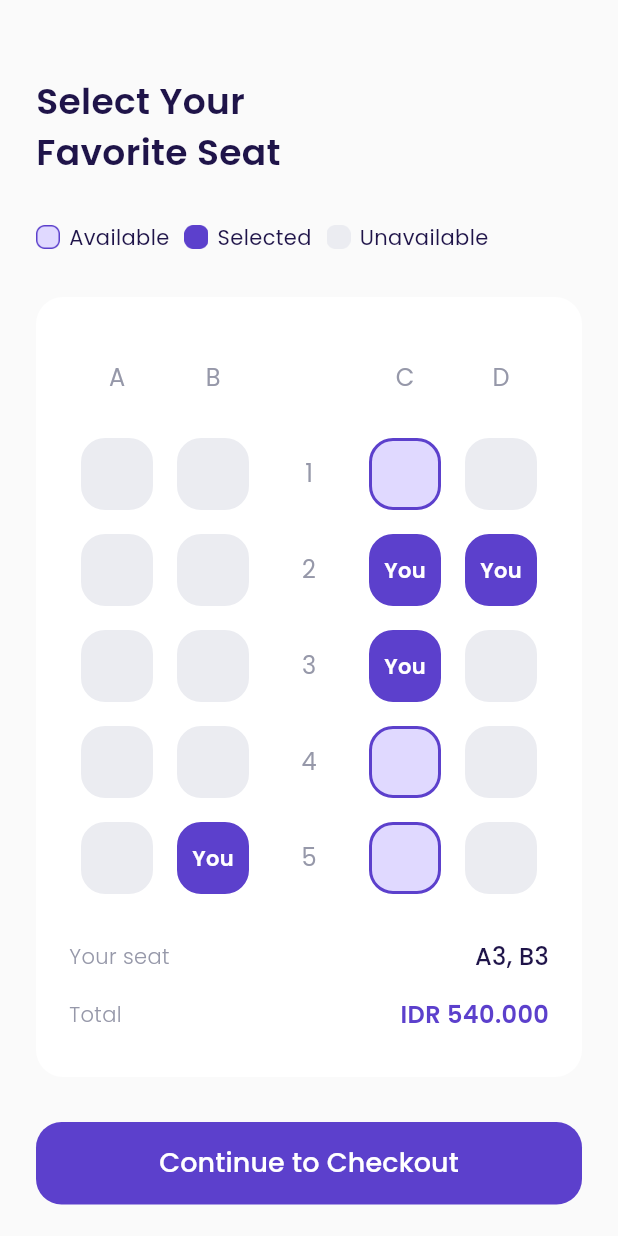
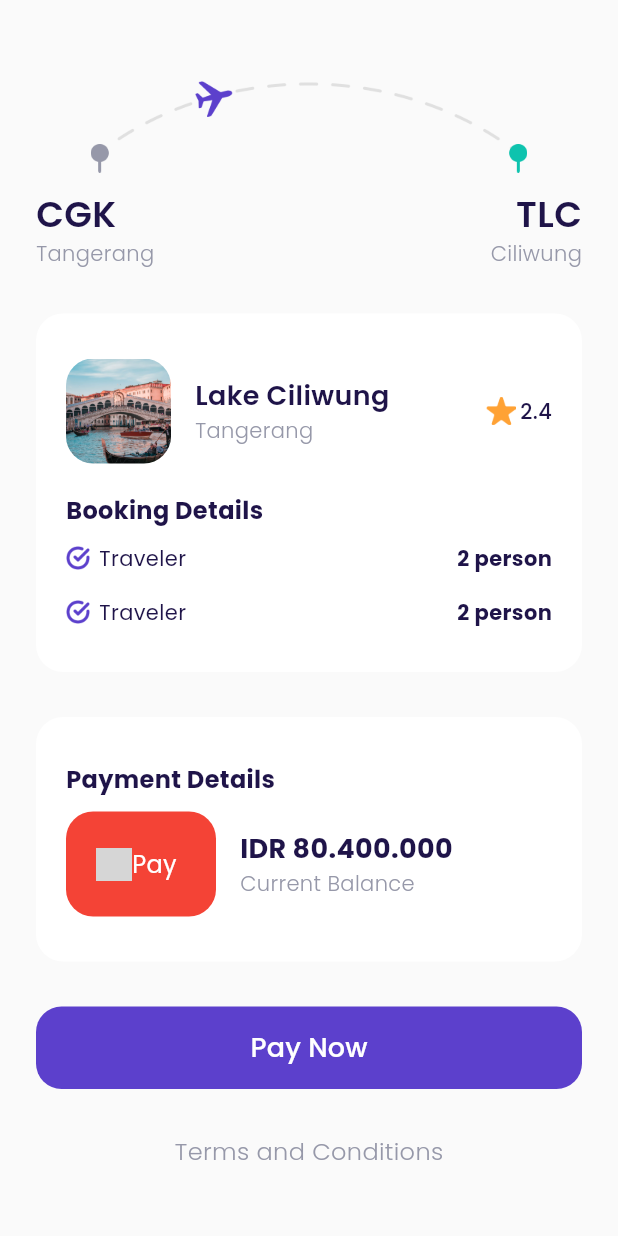
Before and after one commit to ahmadkabi/Airplane, a Flutter app: the ChooseSeatPage screen opened directly, after a tap on "Continue to Checkout", on a phone screen of 412 x 824 dp. Run offline on Flutter 3.47's test engine with Material 3 defaults, Android fonts, the phone set to English and light mode, and no system bars; our stand-ins replace google_fonts; grey boxes are pictures that could not be loaded.

Commit message:
UI Slicing : Checkout Page

```diff
--- /dev/null
+++ b/lib/ui/pages/checkout_page.dart
@@ -0,0 +1,347 @@
+import 'package:airplane/shared/theme.dart';
+import 'package:flutter/cupertino.dart';
+import 'package:flutter/material.dart';
+import 'package:flutter/widgets.dart';
+
+import '../widgets/custom_button.dart';
+import 'choose_seat_page.dart';
+
+class CheckoutPage extends StatelessWidget {
+  const CheckoutPage({super.key});
+
+  @override
+  Widget build(BuildContext context) {
+    Widget route() {
+      return Container(
+        margin: EdgeInsets.only(top: 50),
+        child: Column(
+          children: [
+            Container(
+              height: 65,
+              width: 291,
+              margin: EdgeInsets.only(bottom: 10),
+              decoration: BoxDecoration(
+                image: DecorationImage(
+                  image: AssetImage('assets/image_checkout.png'),
+                ),
+              ),
+            ),
+            Row(
+              mainAxisAlignment: MainAxisAlignment.spaceBetween,
+              children: [
+                Column(
+                  crossAxisAlignment: CrossAxisAlignment.start,
+                  children: [
+                    Text(
+                      'CGK',
+                      style: blackTextStyle.copyWith(
+                        fontSize: 24,
+                        fontWeight: semiBold,
+                      ),
+                    ),
+                    Text(
+                      'Tangerang',
+                      style: greyTextStyle.copyWith(
+                        fontWeight: light,
+                      ),
+                    )
+                  ],
+                ),
+                Column(
+                  crossAxisAlignment: CrossAxisAlignment.end,
+                  children: [
+                    Text(
+                      'TLC',
+                      style: blackTextStyle.copyWith(
+                        fontSize: 24,
+                        fontWeight: semiBold,
+                      ),
+                    ),
+                    Text(
+                      'Ciliwung',
+                      style: greyTextStyle.copyWith(
+                        fontWeight: light,
+                      ),
+                    )
+                  ],
+                )
+              ],
+            )
+          ],
+        ),
+      );
+    }
+
+    Widget bookingDetails() {
+      return Container(
+        margin: EdgeInsets.only(
+          top: 30,
+        ),
+        padding: EdgeInsets.symmetric(
+          vertical: 30,
+          horizontal: 20,
+        ),
+        decoration: BoxDecoration(
+          borderRadius: BorderRadius.circular(18),
+          color: kWhiteColor,
+        ),
+        child: Column(
+          crossAxisAlignment: CrossAxisAlignment.start,
+          children: [
+            Row(
+              children: [
+                Container(
+                  height: 70,
+                  width: 70,
+                  decoration: BoxDecoration(
+                    borderRadius: BorderRadius.circular(18),
+                    image: DecorationImage(
+                      fit: BoxFit.cover,
+                      image: AssetImage('assets/image_destination1.png'),
+                    ),
+                  ),
+                ),
+                SizedBox(
+                  width: 16,
+                ),
+                Expanded(
+                  child: Column(
+                    crossAxisAlignment: CrossAxisAlignment.start,
+                    children: [
+                      Text(
+                        'Lake Ciliwung',
+                        style: blackTextStyle.copyWith(
+                            fontSize: 18, fontWeight: semiBold),
+                      ),
+                      Text(
+                        'Tangerang',
+                        style: greyTextStyle.copyWith(fontWeight: light),
+                      )
+                    ],
+                  ),
+                ),
+                Container(
+                  width: 20,
+                  height: 20,
+                  decoration: const BoxDecoration(
+                    image: DecorationImage(
+                      image: AssetImage('assets/icon_star.png'),
+                    ),
+                  ),
+                ),
+                const SizedBox(width: 3),
+                Text(
+                  '2.4',
+                  style: blackTextStyle.copyWith(
+                    fontWeight: medium,
+                  ),
+                ),
+              ],
+            ),
+            SizedBox(
+              height: 20,
+            ),
+            Text('Booking Details',
+                style: blackTextStyle.copyWith(
+                  fontSize: 16,
+                  fontWeight: bold,
+                )),
+            SizedBox(
+              height: 10,
+            ),
+            Row(
+              children: [
+                Container(
+                  height: 16,
+                  width: 16,
+                  decoration: BoxDecoration(
+                    image: DecorationImage(
+                      image: AssetImage('assets/icon_check.png'),
+                    ),
+                  ),
+                ),
+                SizedBox(
+                  width: 6,
+                ),
+                Expanded(
+                  child: Text(
+                    'Traveler',
+                    style: blackTextStyle,
+                  ),
+                ),
+                Text(
+                  '2 person',
+                  style: blackTextStyle.copyWith(fontWeight: bold),
+                ),
+              ],
+            ),
+            SizedBox(
+              height: 16,
+            ),
+            Row(
+              children: [
+                Container(
+                  height: 16,
+                  width: 16,
+                  decoration: BoxDecoration(
+                    image: DecorationImage(
+                      image: AssetImage('assets/icon_check.png'),
+                    ),
+                  ),
+                ),
+                SizedBox(
+                  width: 6,
+                ),
+                Expanded(
+                  child: Text(
+                    'Traveler',
+                    style: blackTextStyle,
+                  ),
+                ),
+                Text(
+                  '2 person',
+                  style: blackTextStyle.copyWith(fontWeight: bold),
+                ),
+              ],
+            ),
+          ],
+        ),
+      );
+    }
+
+    Widget paymentDetail() {
+      return Container(
+        margin: EdgeInsets.only(
+          top: 30,
+        ),
+        padding: EdgeInsets.symmetric(
+          vertical: 30,
+          horizontal: 20,
+        ),
+        decoration: BoxDecoration(
+          borderRadius: BorderRadius.circular(18),
+          color: kWhiteColor,
+        ),
+        child: Column(
+          crossAxisAlignment: CrossAxisAlignment.start,
+          children: [
+            Text('Payment Details',
+                style: blackTextStyle.copyWith(
+                  fontSize: 16,
+                  fontWeight: bold,
+                )),
+            SizedBox(
+              height: 10,
+            ),
+            Row(
+              children: [
+                Container(
+                  width: 100,
+                  height: 70,
+                  padding: EdgeInsets.symmetric(
+                    vertical: defaultMargin,
+                    horizontal: 20,
+                  ),
+                  decoration: BoxDecoration(
+                    borderRadius: BorderRadius.circular(18),
+                    color: Colors.red,
+                  ),
+                  child: Row(
+                    children: [
+                      Container(
+                        height: 24,
+                        width: 24,
+                        decoration: BoxDecoration(
+                          image: DecorationImage(
+                            image: AssetImage('assets/image_plane.png'),
+                          ),
+                        ),
+                      ),
+                      Text(
+                        'Pay',
+                        style: whiteTextStyle.copyWith(
+                          fontSize: 16,
+                        ),
+                      )
+                    ],
+                  ),
+                ),
+                SizedBox(
+                  width: 16,
+                ),
+                Expanded(
+                  child: Column(
+                    crossAxisAlignment: CrossAxisAlignment.start,
+                    children: [
+                      Text(
+                        'IDR 80.400.000',
+                        style: blackTextStyle.copyWith(
+                            fontSize: 18, fontWeight: bold),
+                      ),
+                      Text(
+                        'Current Balance',
+                        style: greyTextStyle.copyWith(
+                          fontWeight: light,
+                        ),
+                      )
+                    ],
+                  ),
+                ),
+              ],
+            ),
+          ],
+        ),
+      );
+    }
+
+    Widget payNowButton() {
+      return Container(
+        margin: EdgeInsets.only(top: 30),
+        child: Column(
+          children: [
+            CustomButton(
+              title: 'Pay Now',
+              width: double.infinity,
+              onPressed: () {
+                Navigator.push(
+                  context,
+                  MaterialPageRoute(
+                    builder: (context) => ChooseSeatPage(),
+                  ),
+                );
+              },
+            ),
+            SizedBox(
+              height: 30,
+            ),
+            Text(
+              'Terms and Conditions',
+              style: greyTextStyle.copyWith(
+                  fontSize: 16,
+                  fontWeight: light
+              ),
+            ),
+            SizedBox(
+              height: 30,
+            ),
+          ],
+        ),
+      );
+    }
+
+    return Scaffold(
+      backgroundColor: kBackgroundColor,
+      body: ListView(
+        padding: EdgeInsets.symmetric(
+          horizontal: defaultMargin,
+        ),
+        children: [
+          route(),
+          bookingDetails(),
+          paymentDetail(),
+          payNowButton(),
+        ],
+      ),
+    );
+  }
+}
--- a/lib/ui/pages/choose_seat_page.dart
+++ b/lib/ui/pages/choose_seat_page.dart
@@ -1,4 +1,5 @@
 import 'package:airplane/shared/theme.dart';
+import 'package:airplane/ui/pages/checkout_page.dart';
 import 'package:airplane/ui/widgets/seat_item.dart';
 import 'package:flutter/cupertino.dart';
 import 'package:flutter/material.dart';
@@ -316,7 +317,7 @@ class ChooseSeatPage extends StatelessWidget {
           Navigator.push(
             context,
             MaterialPageRoute(
-              builder: (context) => ChooseSeatPage(),
+              builder: (context) => CheckoutPage(),
             ),
           );
         },
```
